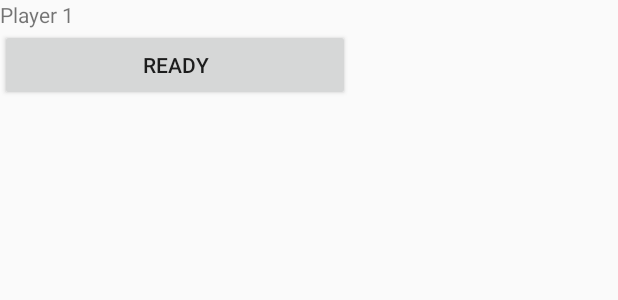
After one commit to Maxfojtik/Werewolf, an Android app: the layout round_1.xml on its own in the app's theme, with its tools: preview values and no code run, on a phone screen of 412 x 824 dp. The commit adds this screen. Shown: the top 300 px of the screen. Run offline under Robolectric (Android 15) with nearby library versions, the phone set to English and light mode, and no system bars.

Commit message:
Added Round1

```diff
--- a/app/src/main/AndroidManifest.xml
+++ b/app/src/main/AndroidManifest.xml
@@ -17,6 +17,7 @@
             </intent-filter>
         </activity>
         <activity android:name=".CharacterSelect"></activity>
+        <activity android:name=".Round1"></activity>
     </application>
 
 </manifest>
--- a/app/src/main/java/uncontrollablyswervingdog/werewolf/MainActivity.java
+++ b/app/src/main/java/uncontrollablyswervingdog/werewolf/MainActivity.java
@@ -150,7 +150,6 @@ public class MainActivity extends AppCompatActivity {
     public void getNames() {
         players = new Player [numEditTexts];
         EditText var1 = (EditText) findViewById(R.id.name1);
-//        Log.d("GETNAMES",var1.getText()+"the");
         if ((var1.getText()+"").equals("")) {
             players[0] = new Player("Player 1");
         }
@@ -159,7 +158,6 @@ public class MainActivity extends AppCompatActivity {
         }
         for (int i=2;i<players.length+1;i++) {
             EditText var = (EditText) findViewById(i+0);
-//            Log.d("GETNAMES",var.getText()+"the1");
             if ((var.getText()+"").equals("")) {
                 players[i-1] = new Player(var.getHint()+"");
             }
@@ -167,6 +165,5 @@ public class MainActivity extends AppCompatActivity {
                 players[i-1] = new Player(var.getText()+"");
             }
         }
-//        Log.d("PLAYERS",players+"");
     }
 }
--- /dev/null
+++ b/app/src/main/java/uncontrollablyswervingdog/werewolf/Round1.java
@@ -0,0 +1,12 @@
+package uncontrollablyswervingdog.werewolf;
+
+import android.os.Bundle;
+import android.support.v7.app.AppCompatActivity;
+
+public class Round1 extends AppCompatActivity {
+    @Override
+    protected void onCreate(Bundle savedInstanceState) {
+
+    }
+
+}
--- /dev/null
+++ b/app/src/main/res/layout/round_1.xml
@@ -0,0 +1,17 @@
+<?xml version="1.0" encoding="utf-8"?>
+<LinearLayout xmlns:android="http://schemas.android.com/apk/res/android"
+    android:orientation="vertical" android:layout_width="match_parent"
+    android:layout_height="match_parent">
+
+    <TextView
+        android:id="@+id/textView"
+        android:layout_width="match_parent"
+        android:layout_height="wrap_content"
+        android:text="Player 1" />
+
+    <Button
+        android:id="@+id/button"
+        android:layout_width="233dp"
+        android:layout_height="wrap_content"
+        android:text="Ready" />
+</LinearLayout>
```
